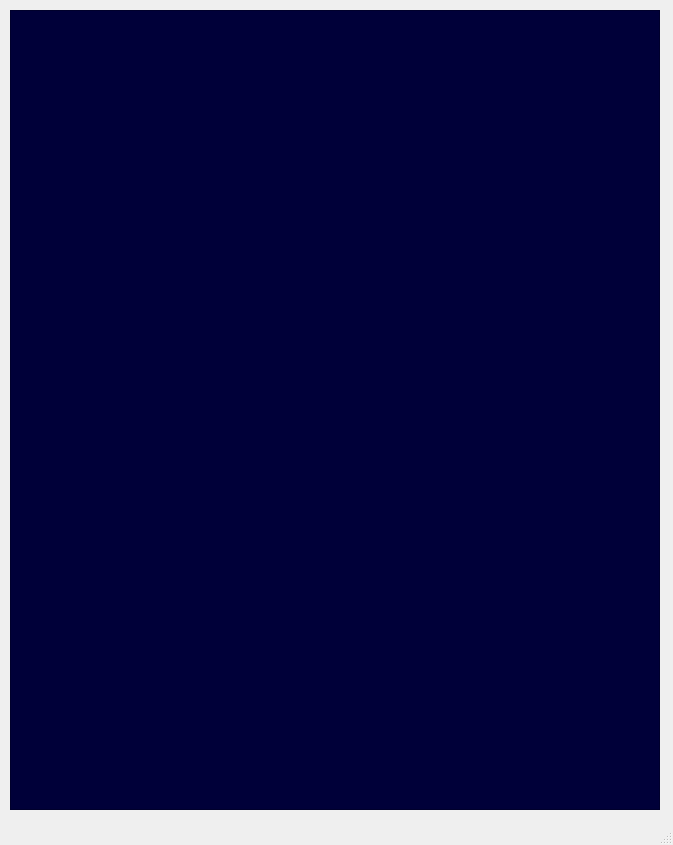
The window that space_invaders/mainwindow.ui (nrobbeGE1/projet-GL-space-invaders) describes before a commit, drawn with Qt 5.
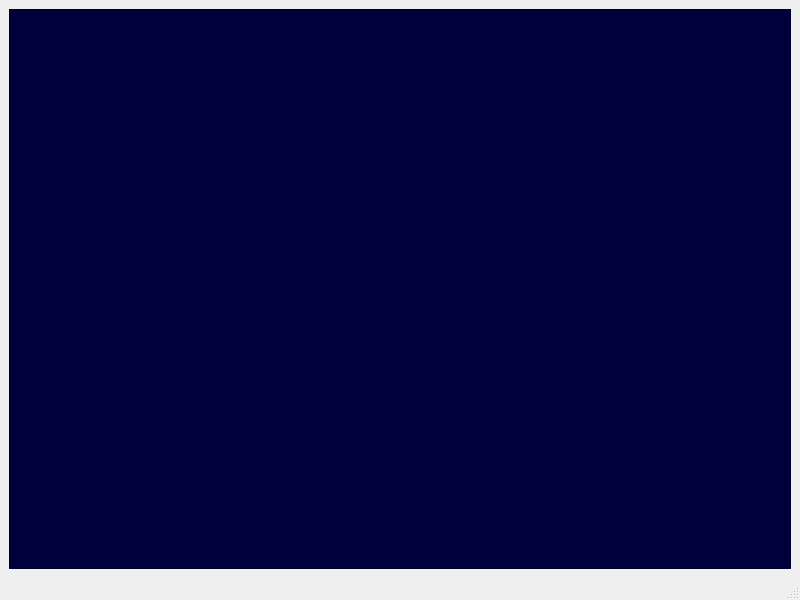
The same window after the commit.

Patch:
```diff
--- a/space_invaders/mainwindow.ui
+++ b/space_invaders/mainwindow.ui
@@ -6,69 +6,23 @@
    <rect>
     <x>0</x>
     <y>0</y>
-    <width>673</width>
-    <height>845</height>
+    <width>800</width>
+    <height>600</height>
    </rect>
   </property>
-  <property name="sizePolicy">
-   <sizepolicy hsizetype="Fixed" vsizetype="Fixed">
-    <horstretch>0</horstretch>
-    <verstretch>0</verstretch>
-   </sizepolicy>
-  </property>
-  <property name="minimumSize">
-   <size>
-    <width>650</width>
-    <height>650</height>
-   </size>
-  </property>
-  <property name="baseSize">
-   <size>
-    <width>650</width>
-    <height>650</height>
-   </size>
-  </property>
   <property name="windowTitle">
    <string>MainWindow</string>
   </property>
   <widget class="QWidget" name="centralwidget">
-   <widget class="QGraphicsView" name="graphicsView">
-    <property name="geometry">
-     <rect>
-      <x>10</x>
-      <y>10</y>
-      <width>650</width>
-      <height>800</height>
-     </rect>
-    </property>
-    <property name="sizePolicy">
-     <sizepolicy hsizetype="Fixed" vsizetype="Fixed">
-      <horstretch>0</horstretch>
-      <verstretch>0</verstretch>
-     </sizepolicy>
-    </property>
-    <property name="minimumSize">
-     <size>
-      <width>600</width>
-      <height>600</height>
-     </size>
-    </property>
-    <property name="baseSize">
-     <size>
-      <width>650</width>
-      <height>650</height>
-     </size>
-    </property>
-    <property name="styleSheet">
-     <string notr="true">background-color: rgb(0, 0, 57);</string>
-    </property>
-    <property name="verticalScrollBarPolicy">
-     <enum>Qt::ScrollBarAsNeeded</enum>
-    </property>
-    <property name="horizontalScrollBarPolicy">
-     <enum>Qt::ScrollBarAlwaysOff</enum>
-    </property>
-   </widget>
+   <layout class="QGridLayout" name="gridLayout">
+    <item row="0" column="0">
+     <widget class="QGraphicsView" name="graphicsView">
+      <property name="styleSheet">
+       <string notr="true">background-color: rgb(0, 0, 58);</string>
+      </property>
+     </widget>
+    </item>
+   </layout>
   </widget>
   <widget class="QMenuBar" name="menubar">
    <property name="geometry">
```
Left out of the diff: 2 changed lines with no effect on the pictures.
